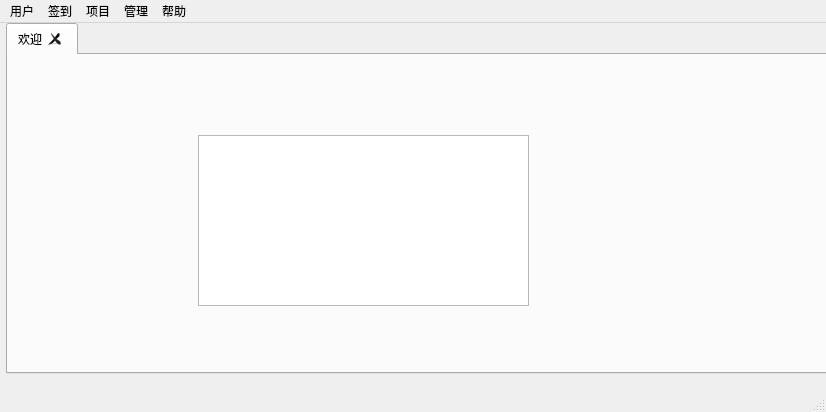
Above: mainwindow.ui from neverlandgy/teamhelper before the change. Below: the same form after it.
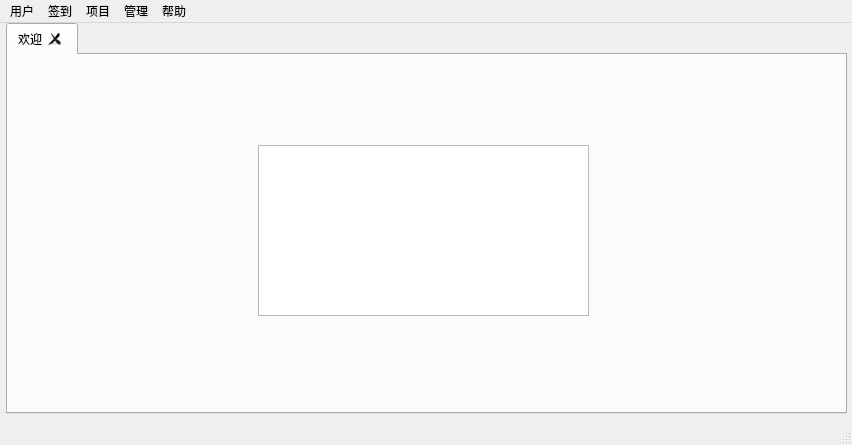
That is the form after the change. Icons and pictures are not drawn.

```diff
--- a/mainwindow.ui
+++ b/mainwindow.ui
@@ -6,8 +6,8 @@
    <rect>
     <x>0</x>
     <y>0</y>
-    <width>826</width>
-    <height>412</height>
+    <width>852</width>
+    <height>445</height>
    </rect>
   </property>
   <property name="windowTitle">
@@ -19,8 +19,8 @@
      <rect>
       <x>6</x>
       <y>0</y>
-      <width>821</width>
-      <height>351</height>
+      <width>841</width>
+      <height>391</height>
      </rect>
     </property>
     <property name="tabPosition">
@@ -48,8 +48,8 @@
      <widget class="QTextBrowser" name="textBrowser">
       <property name="geometry">
        <rect>
-        <x>190</x>
-        <y>80</y>
+        <x>250</x>
+        <y>90</y>
         <width>331</width>
         <height>171</height>
        </rect>
@@ -70,7 +70,7 @@
     <rect>
      <x>0</x>
      <y>0</y>
-     <width>826</width>
+     <width>852</width>
      <height>23</height>
     </rect>
    </property>
```
Left out of the diff: 13 changed lines with no effect on the pictures.
